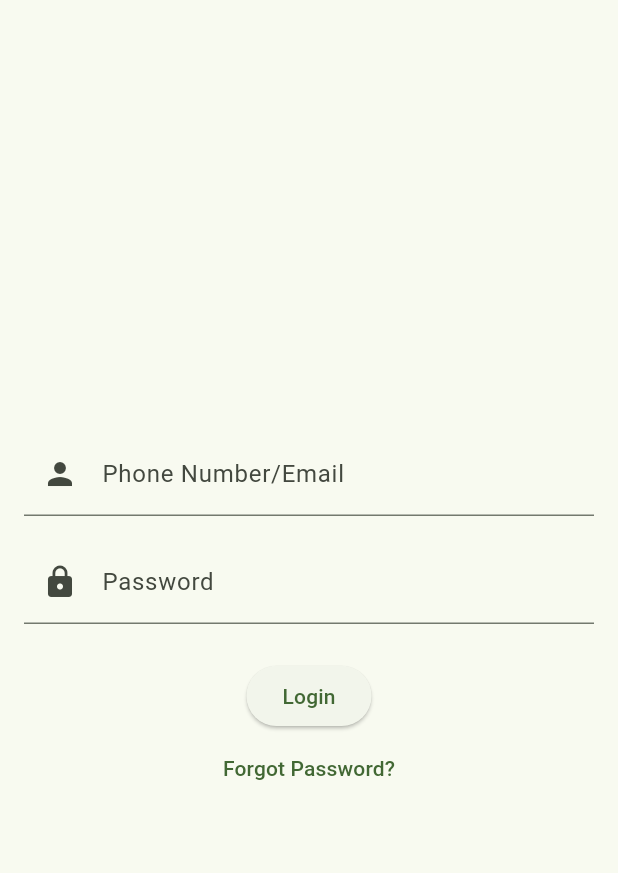
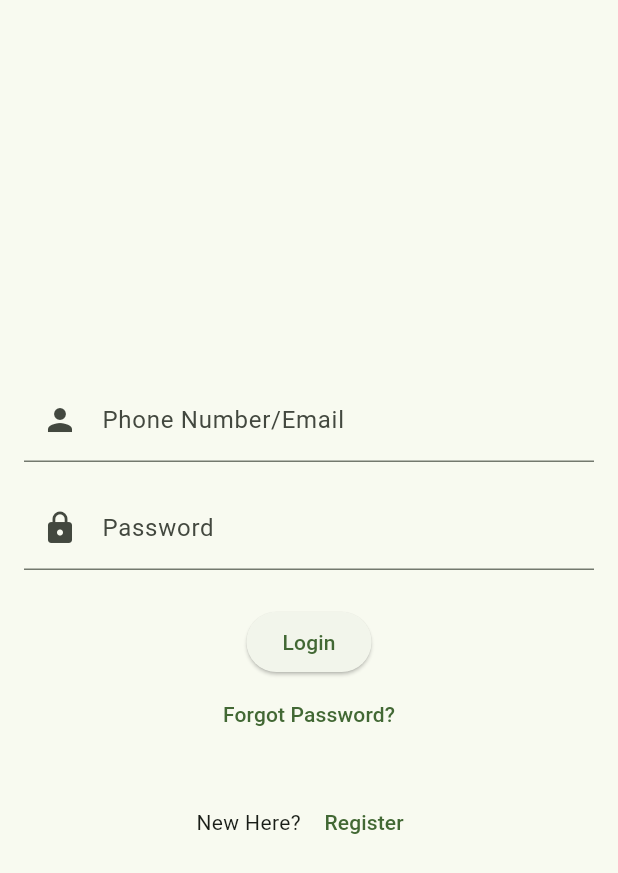
Before and after one commit to FrDnDr/TrashTrackr, a Flutter app: the screen it shows after launch, after a tap on "Login", on a phone screen of 412 x 824 dp. Shown: the top 873 px of the screen. Run offline on Flutter 3.47's test engine with Material 3 defaults, Android fonts, the phone set to English and light mode, and no system bars; our stand-ins replace flutter_map, latlong2.

Commit message:
change login and sign up redirection

```diff
--- a/TrashTrackr/lib/Login and Registration/login.dart
+++ b/TrashTrackr/lib/Login and Registration/login.dart
@@ -8,6 +8,7 @@ Description: Login Page for Trash Trackr
 
 // Importing necessary Flutter material package.
 import 'package:flutter/material.dart';
+import 'package:splashscreen/Login and Registration/register.dart';
 
 // LoginPage is a StatefulWidget that creates an instance of _LoginPageState.
 class LoginPage extends StatefulWidget {
@@ -59,6 +60,7 @@ class _LoginPageState extends State<LoginPage> {
   }
 
   // Building the UI for the login page.
+  // Building the UI for the login page.
 @override
 Widget build(BuildContext context) {
   // If loading, show CircularProgressIndicator, else show the login form.
@@ -102,6 +104,24 @@ class _LoginPageState extends State<LoginPage> {
                   },
                   child: Text('Forgot Password?'),
                 ),
+                SizedBox(height: 24.0),
+                // New Here? Register section.
+                Row(
+                  mainAxisAlignment: MainAxisAlignment.center,
+                  children: <Widget>[
+                    Text('New Here? '),
+                    TextButton(
+                      onPressed: () {
+                        // Navigate to the RegisterPage.
+                        Navigator.push(
+                          context,
+                          MaterialPageRoute(builder: (context) => RegisterPage()),
+                        );
+                      },
+                      child: Text('Register'),
+                    ),
+                  ],
+                ),
               ],
             ),
           ),
--- a/TrashTrackr/lib/SplashScreen/onboarding.dart
+++ b/TrashTrackr/lib/SplashScreen/onboarding.dart
@@ -6,9 +6,7 @@ Feature: [TRKR-106] Welcome Screen
 Description: Welcome Page for the Trash Trackr
 */
 import 'package:flutter/material.dart';
-import 'dart:async';
-import 'package:splashscreen/main.dart';
-import 'onboarding.dart';
+
 import '../Login and Registration/login.dart';
 import '../Login and Registration/register.dart';
 
```
Also changed, not shown: TrashTrackr/lib/Login and Registration/register.dart (+2 -9 lines). Lines whose indentation alone changed are shown as unchanged.
